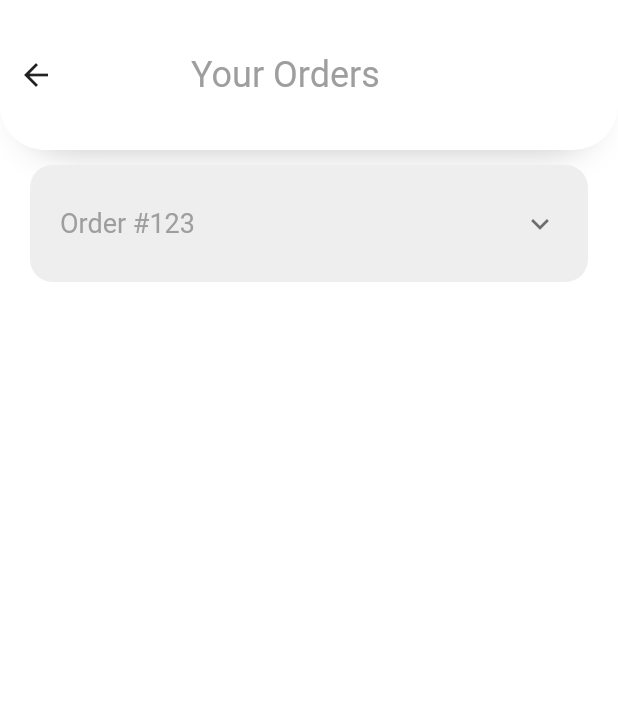
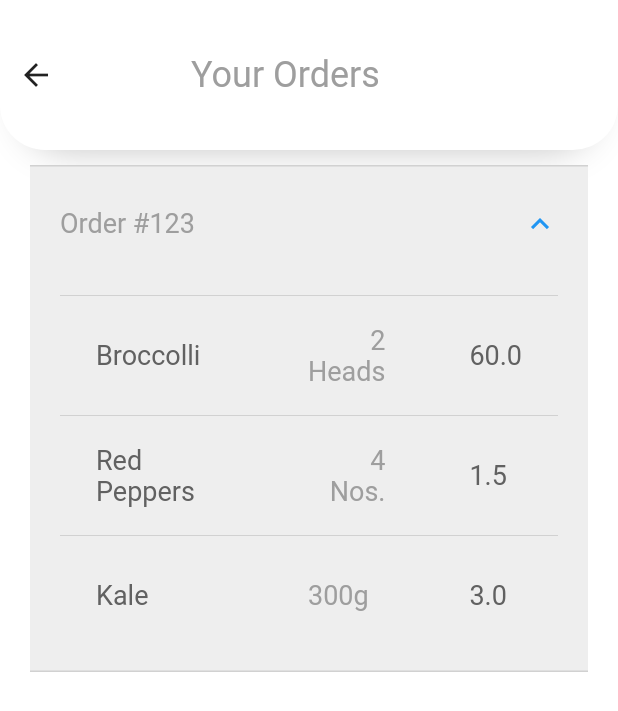
Before and after one commit to codingbbq/flutter_fresh_food, a Flutter app: the Orders screen opened by its route, on a phone screen of 412 x 824 dp. Shown: the top 711 px of the screen. Run offline on Flutter 3.47's test engine with Material 2 defaults, Android fonts, the phone set to English and light mode, and no system bars.

Commit message:
Orders page

```diff
--- a/lib/pages/settings/orders/page_orders.dart
+++ b/lib/pages/settings/orders/page_orders.dart
@@ -57,11 +57,15 @@ class Orders extends StatelessWidget {
                       borderRadius: BorderRadius.circular(15.0),
                     ),
                     child: ExpansionTile(
+                      initiallyExpanded: true,
                       tilePadding: EdgeInsets.symmetric(
                         horizontal: 20.0,
                         vertical: 10.0,
                       ),
-                      childrenPadding: EdgeInsets.all(20.0),
+                      childrenPadding: EdgeInsets.symmetric(
+                        horizontal: 20.0,
+                        vertical: 10.0,
+                      ),
                       expandedCrossAxisAlignment: CrossAxisAlignment.start,
                       backgroundColor: Colors.grey[200],
                       title: Text(
@@ -71,7 +75,122 @@ class Orders extends StatelessWidget {
                           color: Colors.grey,
                         ),
                       ),
-                      children: [Text("AAA")],
+                      children: [
+                        DataTable(
+                          dividerThickness: 0.0,
+                          headingRowHeight: 0,
+                          dataRowHeight: 80,
+                          columns: [
+                            DataColumn(
+                              label: Text(''),
+                            ),
+                            DataColumn(
+                              label: Text(''),
+                            ),
+                            DataColumn(
+                              label: Text(''),
+                            ),
+                          ],
+                          rows: [
+                            DataRow(
+                              cells: [
+                                DataCell(
+                                  Text(
+                                    "Broccolli",
+                                    style: TextStyle(
+                                      fontSize: 18.0,
+                                      color: Colors.grey[700],
+                                    ),
+                                  ),
+                                ),
+                                DataCell(
+                                  Text(
+                                    "2 Heads",
+                                    textAlign: TextAlign.right,
+                                    style: TextStyle(
+                                      fontSize: 18.0,
+                                      color: Colors.grey[500],
+                                    ),
+                                  ),
+                                ),
+                                DataCell(
+                                  Text(
+                                    "60.0",
+                                    style: TextStyle(
+                                      fontSize: 18.0,
+                                      color: Colors.grey[700],
+                                    ),
+                                  ),
+                                ),
+                              ],
+                            ),
+                            DataRow(
+                              cells: [
+                                DataCell(
+                                  Text(
+                                    "Red Peppers",
+                                    style: TextStyle(
+                                      fontSize: 18.0,
+                                      color: Colors.grey[700],
+                                    ),
+                                  ),
+                                ),
+                                DataCell(
+                                  Text(
+                                    "4 Nos.",
+                                    textAlign: TextAlign.right,
+                                    style: TextStyle(
+                                      fontSize: 18.0,
+                                      color: Colors.grey[500],
+                                    ),
+                                  ),
+                                ),
+                                DataCell(
+                                  Text(
+                                    "1.5",
+                                    style: TextStyle(
+                                      fontSize: 18.0,
+                                      color: Colors.grey[700],
+                                    ),
+                                  ),
+                                ),
+                              ],
+                            ),
+                            DataRow(
+                              cells: [
+                                DataCell(
+                                  Text(
+                                    "Kale",
+                                    style: TextStyle(
+                                      fontSize: 18.0,
+                                      color: Colors.grey[700],
+                                    ),
+                                  ),
+                                ),
+                                DataCell(
+                                  Text(
+                                    "300g",
+                                    textAlign: TextAlign.right,
+                                    style: TextStyle(
+                                      fontSize: 18.0,
+                                      color: Colors.grey[500],
+                                    ),
+                                  ),
+                                ),
+                                DataCell(
+                                  Text(
+                                    "3.0",
+                                    style: TextStyle(
+                                      fontSize: 18.0,
+                                      color: Colors.grey[700],
+                                    ),
+                                  ),
+                                ),
+                              ],
+                            )
+                          ],
+                        ),
+                      ],
                     ),
                   )
                 ],
```
